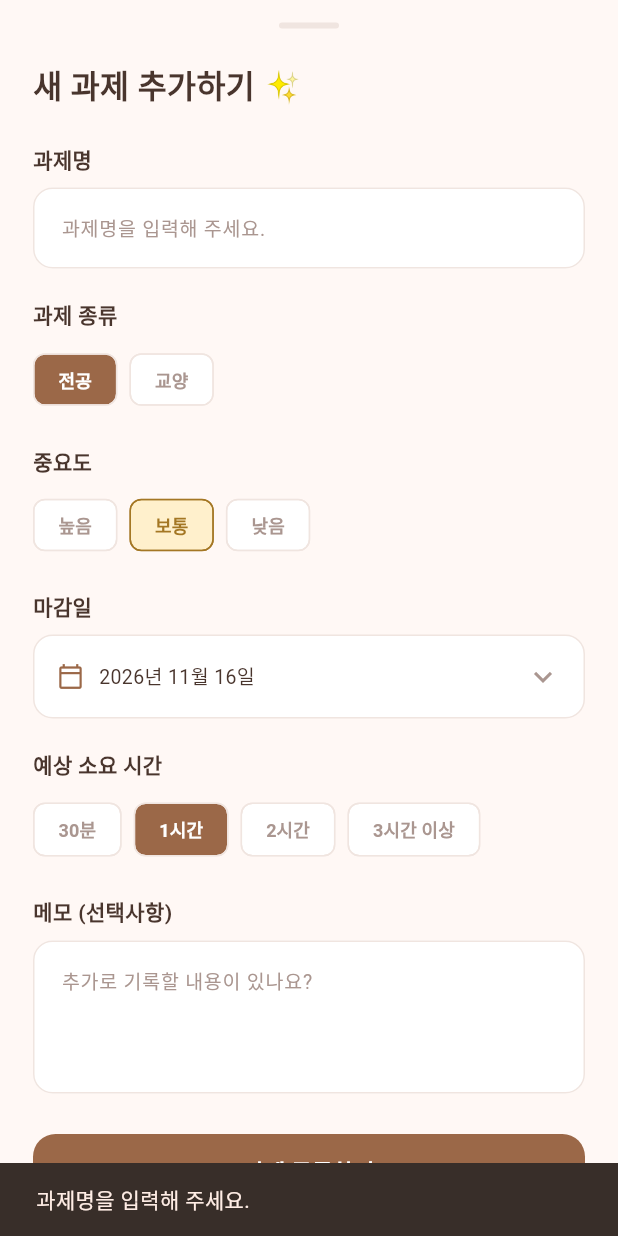
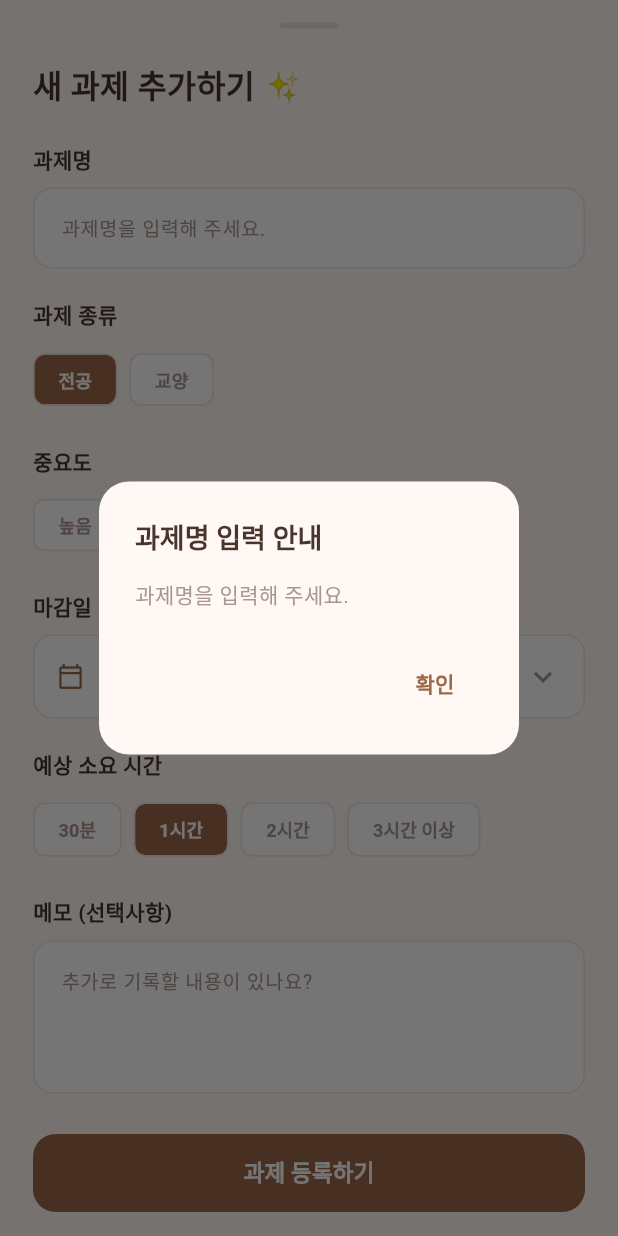
Before and after one commit to Natori-1/quajak, a Flutter app: the TaskForm widget shown alone on an empty page, opened directly, after a tap on "과제 등록하기", on a phone screen of 412 x 824 dp. Run offline on Flutter 3.47's test engine with Material 3 defaults, Android fonts, the phone set to English and light mode, and no system bars.

Commit message:
팝업 수정

```diff
--- a/lib/home/task_form.dart
+++ b/lib/home/task_form.dart
@@ -79,12 +79,52 @@ class _TaskFormState extends State<TaskForm> {
     }
   }
 
-  void _saveTask() {
+  // 과제 저장
+  Future<void> _saveTask() async {
     if (_titleController.text.trim().isEmpty) {
-      ScaffoldMessenger.of(context).showSnackBar(
-        const SnackBar(
-          content: Text('과제명을 입력해 주세요.'),
-        ),
+      await showDialog(
+        context: context,
+        useRootNavigator: true,
+        builder: (dialogContext) {
+          return AlertDialog(
+            backgroundColor: formBg,
+            shape: RoundedRectangleBorder(
+              borderRadius: BorderRadius.circular(20),
+            ),
+            title: const Text(
+              '과제명 입력 안내',
+              style: TextStyle(
+                color: formText,
+                fontSize: 18,
+                fontWeight: FontWeight.bold,
+              ),
+            ),
+            content: const Text(
+              '과제명을 입력해 주세요.',
+              style: TextStyle(
+                color: formMuted,
+                fontSize: 14,
+              ),
+            ),
+            actions: [
+              TextButton(
+                onPressed: () {
+                  Navigator.of(
+                    dialogContext,
+                    rootNavigator: true,
+                  ).pop();
+                },
+                child: const Text(
+                  '확인',
+                  style: TextStyle(
+                    color: formBrown,
+                    fontWeight: FontWeight.bold,
+                  ),
+                ),
+              ),
+            ],
+          );
+        },
       );
       return;
     }
```
